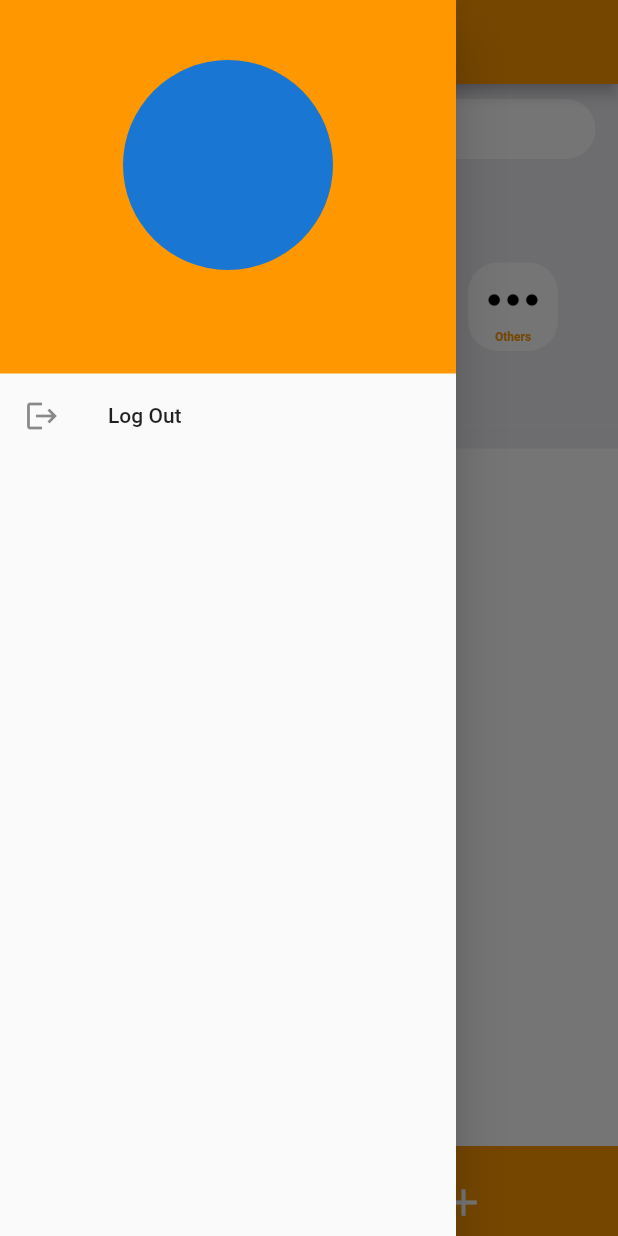
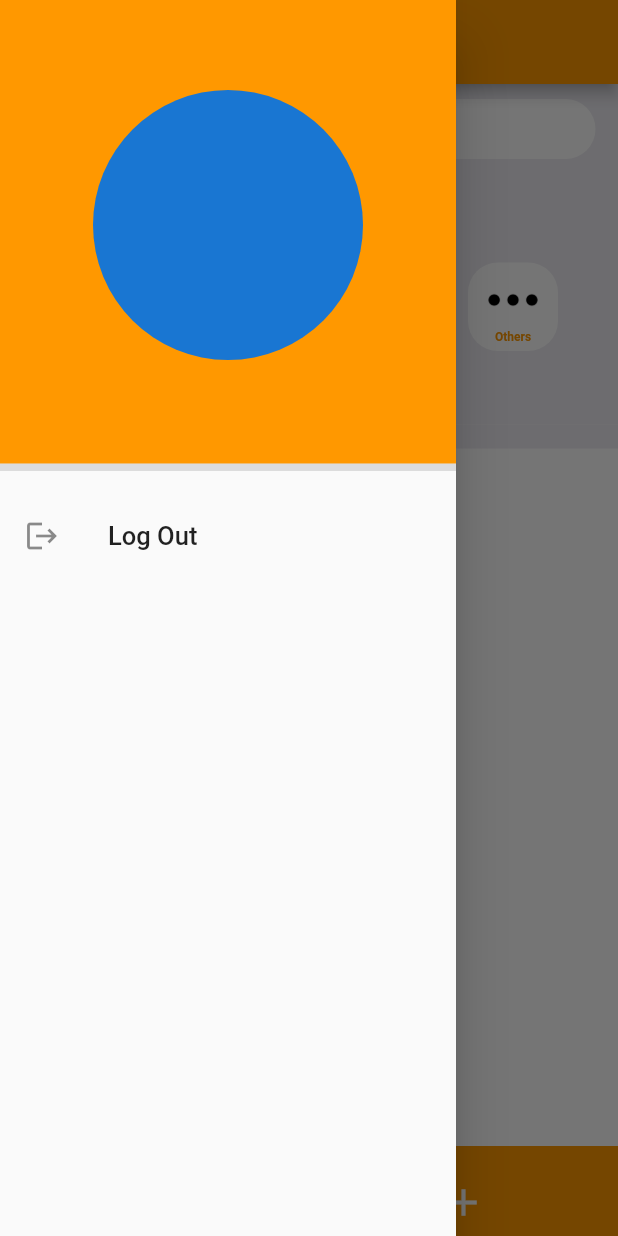
Before and after one commit to KParidhi/shop, a Flutter app: the HomePage screen opened directly with empty values, with the side drawer open, on a phone screen of 412 x 824 dp. Run offline on Flutter 3.47's test engine with Material 2 defaults, Android fonts, the phone set to English and light mode, and no system bars; drawn by our look-alikes of curved_navigation_bar; our stand-ins replace cached_network_image, cloud_firestore, firebase_auth, firebase_core, firebase_storage, flutter_riverpod and 5 more; missing offline and left inert: clippy_flutter; accounts and stored records are empty.

Commit message:
home first commit

```diff
--- a/lib/pages/HomePage.dart
+++ b/lib/pages/HomePage.dart
@@ -83,12 +83,12 @@ class _HomePageState extends State<HomePage> {
                         child: Column(
                           children:
                           <Widget>[
-                            SizedBox(height: 40,),
+                            SizedBox(height: 60,),
 
                             CircleAvatar(
                               backgroundImage: profilePicUrl.isNotEmpty ?
                               NetworkImage(profilePicUrl) : null,
-                              radius: 70,
+                              radius: 90,
                             ),
 
                             SizedBox(height: 20,),
@@ -99,10 +99,15 @@ class _HomePageState extends State<HomePage> {
                           ],
                         ),
                       ),
-
+                      Divider(height: 5,
+                        thickness: 5,),
+                      Padding(padding: EdgeInsets.only(top: 15),),
 
               ListTile(
-                        title: Text("Log Out"),
+                            title:Text("Log Out",
+                            style: TextStyle(
+                              fontSize: 17
+                            ),),
                             leading: Icon(Icons.logout),
                             onTap: () async {
                               await FirebaseAuth.instance.signOut();
@@ -115,7 +120,9 @@ class _HomePageState extends State<HomePage> {
                                   )
                               );
                             },
-                      )
+                          ),
+
+
                     ]
 
                 );
```
Also changed, not shown: lib/pages/Categorial_ItemList.dart (+16 -18 lines), lib/pages/display_item.dart (+16 -19 lines). Lines whose indentation alone changed are shown as unchanged.
